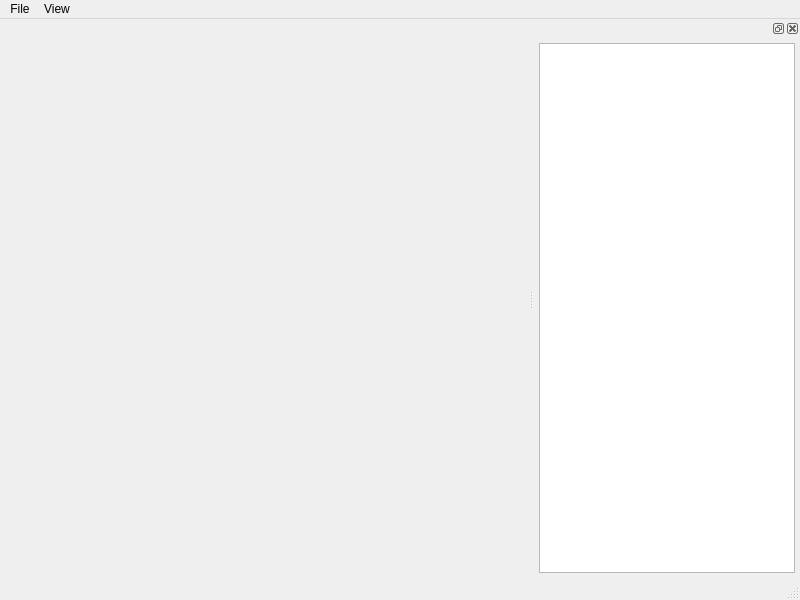
Old version of the form mainwindow.ui in the repository royqh1979/QImageViewer.
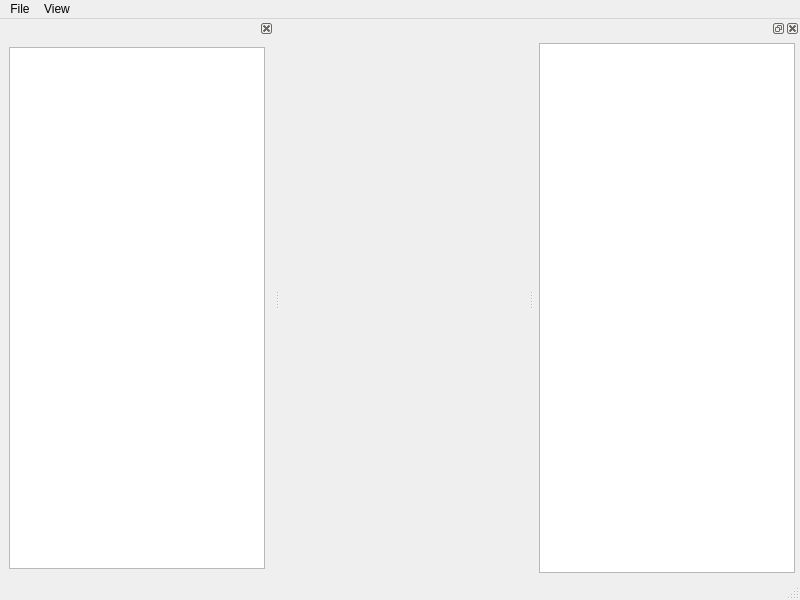
New version of the form.

Commit message: basic dir view

Diff of the .ui file:
```diff
--- a/mainwindow.ui
+++ b/mainwindow.ui
@@ -72,6 +72,37 @@
     </layout>
    </widget>
   </widget>
+  <widget class="QDockWidget" name="dockWidget">
+   <property name="features">
+    <set>QDockWidget::DockWidgetClosable</set>
+   </property>
+   <property name="allowedAreas">
+    <set>Qt::LeftDockWidgetArea</set>
+   </property>
+   <attribute name="dockWidgetArea">
+    <number>1</number>
+   </attribute>
+   <widget class="QWidget" name="dockWidgetContents_2">
+    <layout class="QVBoxLayout" name="verticalLayout">
+     <item>
+      <widget class="QListView" name="dirView">
+       <property name="resizeMode">
+        <enum>QListView::Adjust</enum>
+       </property>
+       <property name="layoutMode">
+        <enum>QListView::Batched</enum>
+       </property>
+       <property name="spacing">
+        <number>7</number>
+       </property>
+       <property name="viewMode">
+        <enum>QListView::IconMode</enum>
+       </property>
+      </widget>
+     </item>
+    </layout>
+   </widget>
+  </widget>
   <action name="actionOpen">
    <property name="text">
     <string>Open</string>
```
Left out of the diff: 2 changed lines with no effect on the pictures. The commit also changes 9 other files.
